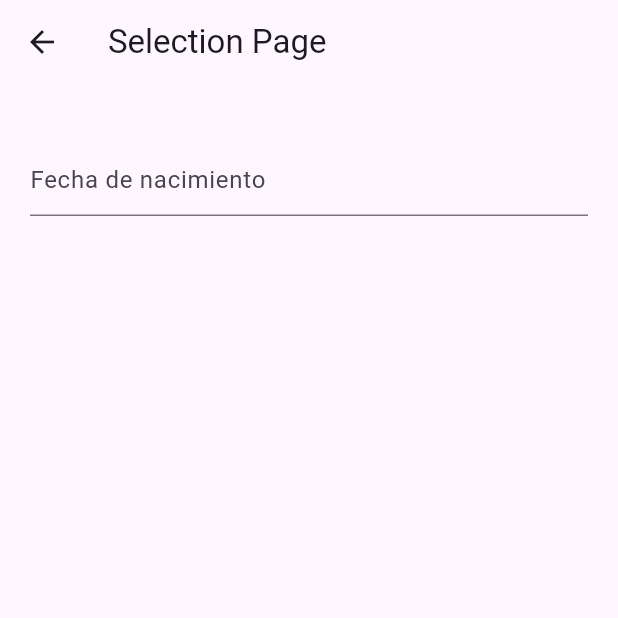
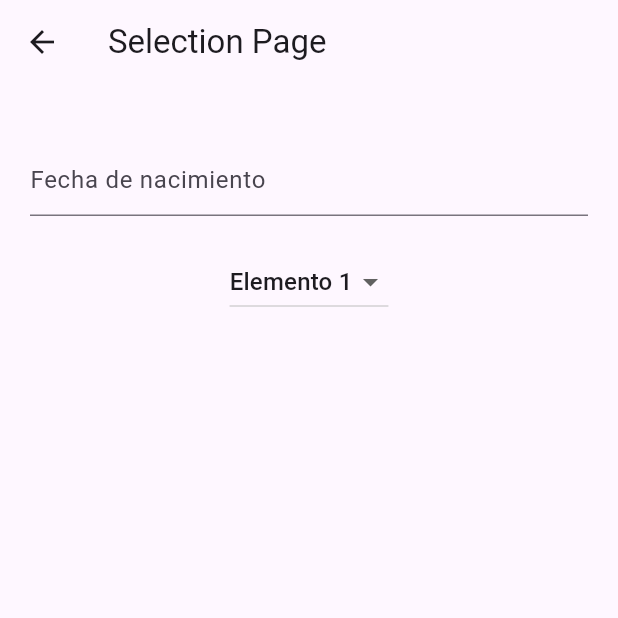
Before and after one commit to KeingCasabona/Tecsup-semana6-flutter_codigo_components, a Flutter app: the SelectionPage screen opened directly, on a phone screen of 412 x 824 dp, the top half of it. Run offline on Flutter 3.47's test engine with Material 3 defaults, Android fonts, the phone set to English and light mode, and no system bars; our stand-ins replace google_fonts; network calls fail.

Commit message:
feat: Add DropdownButton

```diff
--- a/lib/pages/selection_page.dart
+++ b/lib/pages/selection_page.dart
@@ -10,6 +10,7 @@ class SelectionPage extends StatefulWidget {
 class _SelectionPageState extends State<SelectionPage> {
   TextEditingController dateController = TextEditingController();
   bool isDateSelected = false;
+  int selectedValue = 1;
 
   selectedDate() async {
     DateTime? dateSelected = await showDatePicker(
@@ -51,6 +52,36 @@ class _SelectionPageState extends State<SelectionPage> {
                 selectedDate();
               },
             ),
+            SizedBox(height: 20),
+            DropdownButton(
+              value: selectedValue,
+              items: [
+                DropdownMenuItem(
+                  child: Text('Elemento 1'),
+                  value: 1,
+                ),
+                DropdownMenuItem(
+                  child: Text('Elemento 2'),
+                  value: 2,
+                ),
+                DropdownMenuItem(
+                  child: Text('Elemento 3'),
+                  value: 3,
+                ),
+                DropdownMenuItem(
+                  child: Text('Elemento 4'),
+                  value: 4,
+                ),
+                DropdownMenuItem(
+                  child: Text('Elemento 5'),
+                  value: 5,
+                ),
+              ],
+              onChanged: (int? value) {
+                selectedValue = value!;
+                setState(() {});
+              },
+            )
           ],
         ),
       ),
```
Also changed, not shown: 5 other files.
